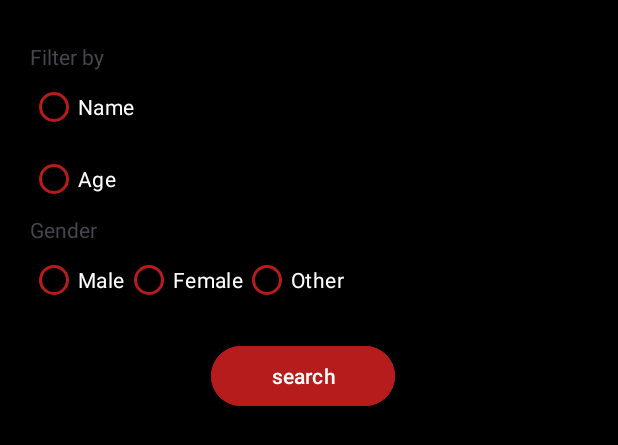
After one commit to mtdagar/StarWars, an Android app: the layout filter_options_layout.xml on its own in the app's theme, with its tools: preview values and no code run, on a phone screen of 412 x 824 dp. The commit adds this screen. Shown: the top 445 px of the screen. Run offline under Robolectric (Android 15) with nearby library versions, the phone set to English and light mode, and no system bars.

Commit message:
ui changes

```diff
--- /dev/null
+++ b/app/src/main/java/com/mtdagar/starwars/ui/BottomSheetDialog.kt
@@ -0,0 +1,47 @@
+package com.mtdagar.starwars.ui
+
+import android.app.Dialog
+import android.os.Bundle
+import android.view.LayoutInflater
+import android.view.View
+import android.view.ViewGroup
+import com.google.android.material.bottomsheet.BottomSheetDialogFragment
+import com.mtdagar.starwars.databinding.FilterOptionsLayoutBinding
+import com.google.android.material.bottomsheet.BottomSheetBehavior
+import com.google.android.material.bottomsheet.BottomSheetDialog
+
+class BottomSheetDialog : BottomSheetDialogFragment() {
+
+    private lateinit var binding: FilterOptionsLayoutBinding
+    override fun onCreateView(
+        inflater: LayoutInflater, container: ViewGroup?,
+        savedInstanceState: Bundle?
+    ): View? {
+        binding = FilterOptionsLayoutBinding.inflate(
+            inflater,
+            container,
+            false
+        )
+
+        return binding.root
+    }
+
+    override fun onCreateDialog(savedInstanceState: Bundle?): Dialog {
+
+        dialog?.setOnShowListener { it ->
+            val d = it as BottomSheetDialog
+            val bottomSheet =
+                d.findViewById<View>(com.google.android.material.R.id.design_bottom_sheet)
+            bottomSheet?.let {
+                val behavior = BottomSheetBehavior.from(it)
+                behavior.state = BottomSheetBehavior.STATE_EXPANDED
+            }
+        }
+        return super.onCreateDialog(savedInstanceState)
+    }
+
+    companion object {
+        const val TAG = "ModalBottomSheetDialog"
+    }
+
+}
--- a/app/src/main/java/com/mtdagar/starwars/ui/MainFragment.kt
+++ b/app/src/main/java/com/mtdagar/starwars/ui/MainFragment.kt
@@ -66,6 +66,12 @@ class MainFragment : Fragment() {
                 charactersAdapter.submitData(lifecycle, it)
             }
         }
+
+        binding.btnFilter.setOnClickListener {
+            val modal = BottomSheetDialog()
+            parentFragmentManager.let { modal.show(it, BottomSheetDialog.TAG) }
+
+        }
     }
 
     private fun setUpAdapter() {
--- /dev/null
+++ b/app/src/main/res/layout/filter_options_layout.xml
@@ -0,0 +1,97 @@
+<?xml version="1.0" encoding="utf-8"?>
+<androidx.constraintlayout.widget.ConstraintLayout xmlns:android="http://schemas.android.com/apk/res/android"
+    xmlns:app="http://schemas.android.com/apk/res-auto"
+    android:layout_width="match_parent"
+    android:layout_height="wrap_content"
+    android:paddingHorizontal="20dp"
+    android:paddingVertical="28dp">
+
+    <TextView
+        android:id="@+id/tv_title"
+        android:layout_width="match_parent"
+        android:layout_height="wrap_content"
+        android:text="Filter by"
+        app:layout_constraintEnd_toEndOf="parent"
+        app:layout_constraintStart_toStartOf="parent"
+        app:layout_constraintTop_toTopOf="parent" />
+
+    <RadioGroup
+        android:id="@+id/radioGroup1"
+        android:layout_width="match_parent"
+        android:layout_height="wrap_content"
+        android:orientation="vertical"
+        app:layout_constraintTop_toBottomOf="@+id/tv_title">
+
+        <RadioButton
+            android:id="@+id/radio_name"
+            android:layout_width="wrap_content"
+            android:layout_height="wrap_content"
+            android:text="Name"
+            android:textColor="@color/white"
+            app:buttonTint="@color/red" />
+
+        <RadioButton
+            android:id="@+id/radio_age"
+            android:layout_width="wrap_content"
+            android:layout_height="wrap_content"
+            android:text="Age"
+            android:textColor="@color/white"
+            app:buttonTint="@color/red" />
+
+    </RadioGroup>
+
+    <TextView
+        android:id="@+id/tv_gender"
+        android:layout_width="wrap_content"
+        android:layout_height="wrap_content"
+        android:text="Gender"
+        app:layout_constraintStart_toStartOf="parent"
+        app:layout_constraintTop_toBottomOf="@id/radioGroup1" />
+
+    <RadioGroup
+        android:id="@+id/radioGroup2"
+        android:layout_width="match_parent"
+        android:layout_height="wrap_content"
+        android:orientation="horizontal"
+        app:layout_constraintTop_toBottomOf="@id/tv_gender">
+
+        <RadioButton
+            android:id="@+id/radio_male"
+            android:layout_width="wrap_content"
+            android:layout_height="wrap_content"
+            android:text="Male"
+            android:textColor="@color/white"
+            app:buttonTint="@color/red" />
+
+        <RadioButton
+            android:id="@+id/radio_female"
+            android:layout_width="wrap_content"
+            android:layout_height="wrap_content"
+            android:text="Female"
+            android:textColor="@color/white"
+            app:buttonTint="@color/red" />
+
+        <RadioButton
+            android:id="@+id/radio_other"
+            android:layout_width="wrap_content"
+            android:layout_height="wrap_content"
+            android:text="Other"
+            android:textColor="@color/white"
+            app:buttonTint="@color/red" />
+    </RadioGroup>
+
+    <Button
+        android:id="@+id/btn_filter"
+        android:layout_width="wrap_content"
+        android:layout_height="wrap_content"
+        android:layout_marginTop="16dp"
+        android:layout_marginEnd="8dp"
+        android:backgroundTint="@color/red"
+        android:paddingHorizontal="40dp"
+        android:text="search"
+        android:textColor="@color/white"
+        app:layout_constraintEnd_toEndOf="parent"
+        app:layout_constraintStart_toStartOf="parent"
+        app:layout_constraintTop_toBottomOf="@id/radioGroup2" />
+
+</androidx.constraintlayout.widget.ConstraintLayout>
--- a/app/src/main/res/layout/fragment_main.xml
+++ b/app/src/main/res/layout/fragment_main.xml
@@ -24,6 +24,7 @@
         android:layout_width="wrap_content"
         android:layout_height="wrap_content"
         android:text="filter"
+        android:textColor="@color/white"
         android:backgroundTint="@color/red"
         app:layout_constraintBottom_toBottomOf="@id/iv_banner"
         app:layout_constraintEnd_toEndOf="@id/iv_banner"
--- a/app/src/main/res/values/colors.xml
+++ b/app/src/main/res/values/colors.xml
@@ -2,7 +2,7 @@
 <resources>
     <color name="black">#FF000000</color>
     <color name="white">#FFFFFFFF</color>
-    <color name="red">#F82819</color>
+    <color name="red">#b71c1c</color>
     <color name="gray">#212121</color>
     <color name="light_gray">#303030</color>
     <color name="lightest_gray">#424242</color>
```
